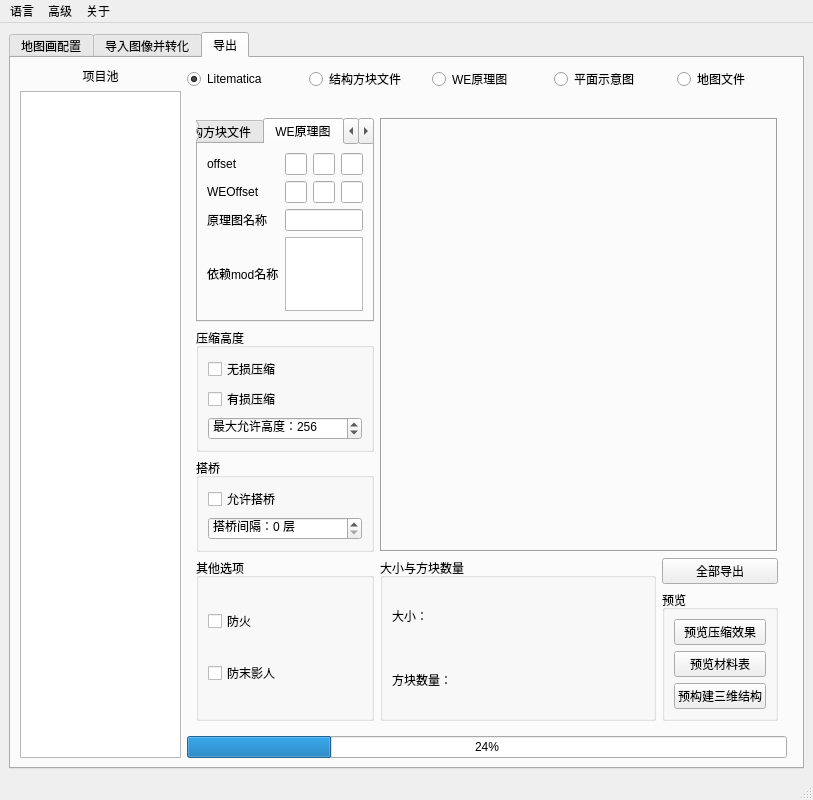
SlopeCraft/SlopeCraft, file SlopeCraft/SCWind.ui: the form before one commit.
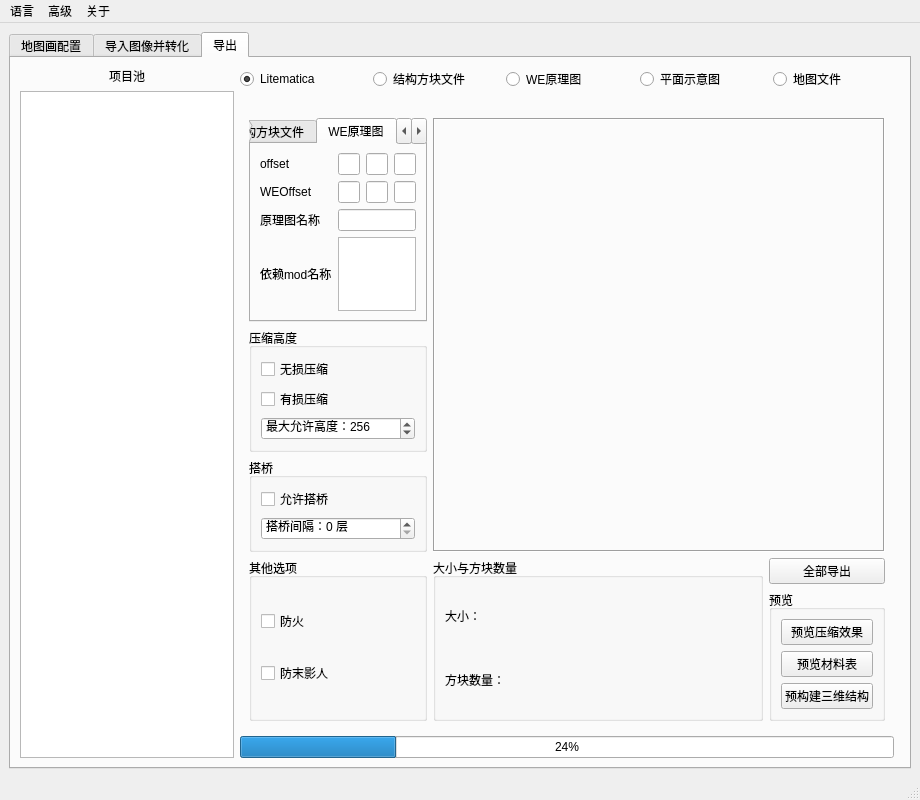
The form after the commit. The open tabs and pages were chosen to show the change. Custom widgets are drawn as their Qt base class.

Diff of the .ui file:
```diff
--- a/SlopeCraft/SCWind.ui
+++ b/SlopeCraft/SCWind.ui
@@ -6,8 +6,8 @@
    <rect>
     <x>0</x>
     <y>0</y>
-    <width>804</width>
-    <height>750</height>
+    <width>920</width>
+    <height>740</height>
    </rect>
   </property>
   <property name="windowTitle">
@@ -699,7 +699,14 @@
            <number>0</number>
           </property>
           <item row="1" column="0" colspan="2">
-           <widget class="AdaptiveListView" name="lview_pool_export"/>
+           <widget class="AdaptiveListView" name="lview_pool_export">
+            <property name="viewMode">
+             <enum>QListView::IconMode</enum>
+            </property>
+            <property name="wordWrap">
+             <bool>true</bool>
+            </property>
+           </widget>
           </item>
           <item row="0" column="0" colspan="2">
            <widget class="QLabel" name="label_2">
@@ -1234,7 +1241,7 @@
     <rect>
      <x>0</x>
      <y>0</y>
-     <width>804</width>
+     <width>920</width>
      <height>22</height>
     </rect>
    </property>
```
Left out of the diff: 10 changed lines with no effect on the pictures.
